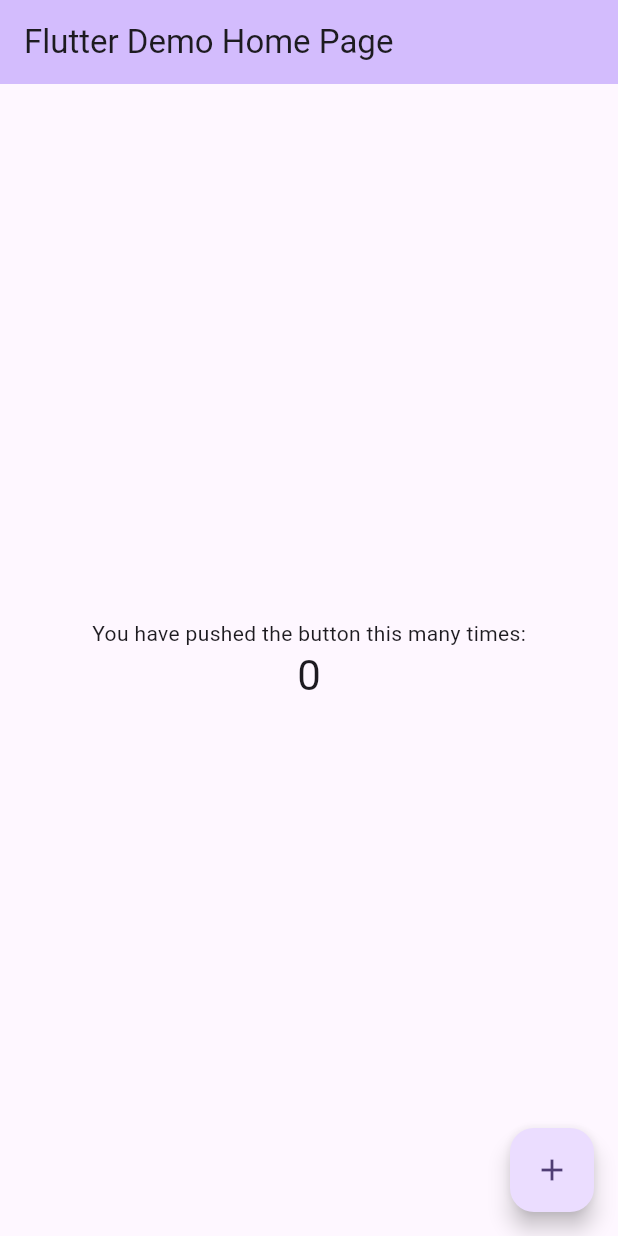
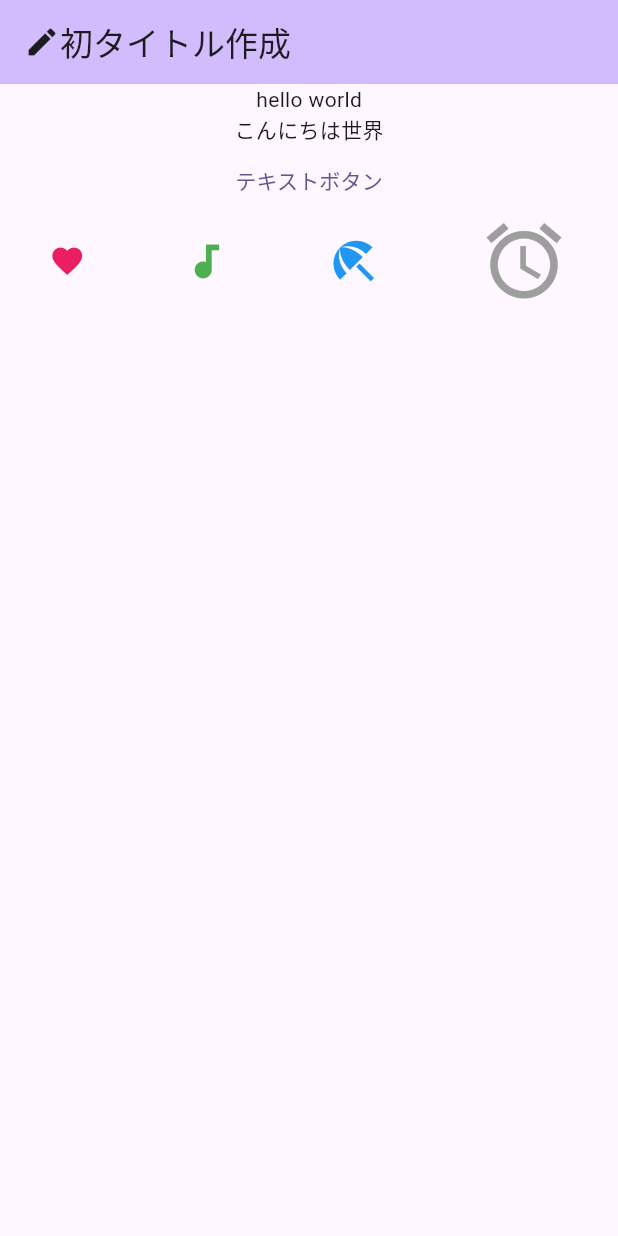
Before and after one commit to pacchi777/flutter_study, a Flutter app: the screen it shows after launch, on a phone screen of 412 x 824 dp. Run offline on Flutter 3.47's test engine with Material 2 defaults, Android fonts, the phone set to English and light mode, and no system bars.

Commit message:
Study 23/08/22

```diff
--- a/flutter_helloworld/lib/main.dart
+++ b/flutter_helloworld/lib/main.dart
@@ -79,48 +79,51 @@
     // than having to individually change instances of widgets.
     return Scaffold(
       appBar: AppBar(
-        // TRY THIS: Try changing the color here to a specific color (to
-        // Colors.amber, perhaps?) and trigger a hot reload to see the AppBar
-        // change color while the other colors stay the same.
         backgroundColor: Theme.of(context).colorScheme.inversePrimary,
-        // Here we take the value from the MyHomePage object that was created by
-        // the App.build method, and use it to set our appbar title.
-        title: Text(widget.title),
+        title: Row(
+          children: const [
+            Icon(Icons.create),
+            Text("初タイトル作成"),
+          ],
+        ),
       ),
-      body: Center(
-        // Center is a layout widget. It takes a single child and positions it
-        // in the middle of the parent.
-        child: Column(
-          // Column is also a layout widget. It takes a list of children and
-          // arranges them vertically. By default, it sizes itself to fit its
-          // children horizontally, and tries to be as tall as its parent.
-          //
-          // Column has various properties to control how it sizes itself and
-          // how it positions its children. Here we use mainAxisAlignment to
-          // center the children vertically; the main axis here is the vertical
-          // axis because Columns are vertical (the cross axis would be
-          // horizontal).
-          //
-          // TRY THIS: Invoke "debug painting" (choose the "Toggle Debug Paint"
-          // action in the IDE, or press "p" in the console), to see the
-          // wireframe for each widget.
-          mainAxisAlignment: MainAxisAlignment.center,
-          children: <Widget>[
-            const Text(
-              'You have pushed the button this many times:',
+      body: Column(children: [
+        const Text("hello world"),
+        const Text("こんにちは世界"),
+        TextButton(
+          onPressed: () => {print("pushed Button")},
+          child: const Text("テキストボタン"),
+        ),
+        Row(
+          mainAxisAlignment: MainAxisAlignment.spaceAround,
+          children: [
+            Icon(
+              Icons.favorite,
+              color: Colors.pink,
+              size: 24.0,
             ),
-            Text(
-              '$_counter',
-              style: Theme.of(context).textTheme.headlineMedium,
+            Icon(
+              Icons.audiotrack,
+              color: Colors.green,
+              size: 30.0,
+            ),
+            Icon(
+              Icons.beach_access,
+              color: Colors.blue,
+              size: 36.0,
+            ),
+            Icon(
+              Icons.access_alarm,
+              color: Colors.grey,
+              size: 60.0,
             ),
           ],
         ),
+      ]),
+      floatingAction: FloatingActionButton(
+        onPressed: () => {print("Are you Pressing?")},
+        child: const Icon(Icons.timer),
       ),
-      floatingActionButton: FloatingActionButton(
-        onPressed: _incrementCounter,
-        tooltip: 'Increment',
-        child: const Icon(Icons.add),
-      ), // This trailing comma makes auto-formatting nicer for build methods.
     );
   }
 }
```
